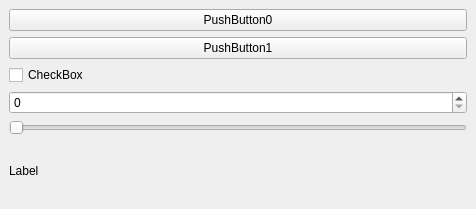
Old version of the form final_project/Plugin/src/SamplePlugin.ui in the repository agr695/ROVI01.
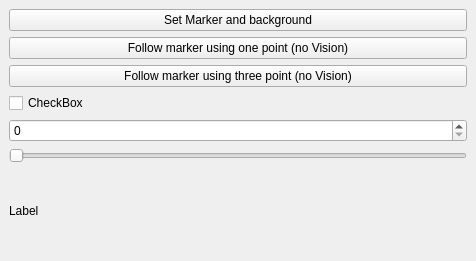
New version of the form.

Commit message: Three points working for slow movements, missing last point of assignment, velocity limits need to be checked

Diff of the .ui file:
```diff
--- a/final_project/Plugin/src/SamplePlugin.ui
+++ b/final_project/Plugin/src/SamplePlugin.ui
@@ -7,7 +7,7 @@
     <x>0</x>
     <y>0</y>
     <width>476</width>
-    <height>209</height>
+    <height>261</height>
    </rect>
   </property>
   <property name="windowTitle">
@@ -20,14 +20,21 @@
       <item>
        <widget class="QPushButton" name="_btn0">
         <property name="text">
-         <string>PushButton0</string>
+         <string>Set Marker and background</string>
         </property>
        </widget>
       </item>
       <item>
        <widget class="QPushButton" name="_btn1">
         <property name="text">
-         <string>PushButton1</string>
+         <string>Follow marker using one point (no Vision)</string>
+        </property>
+       </widget>
+      </item>
+      <item>
+       <widget class="QPushButton" name="_btn2">
+        <property name="text">
+         <string>Follow marker using three point (no Vision)</string>
         </property>
        </widget>
       </item>
```
The commit also changes 13 other files.
